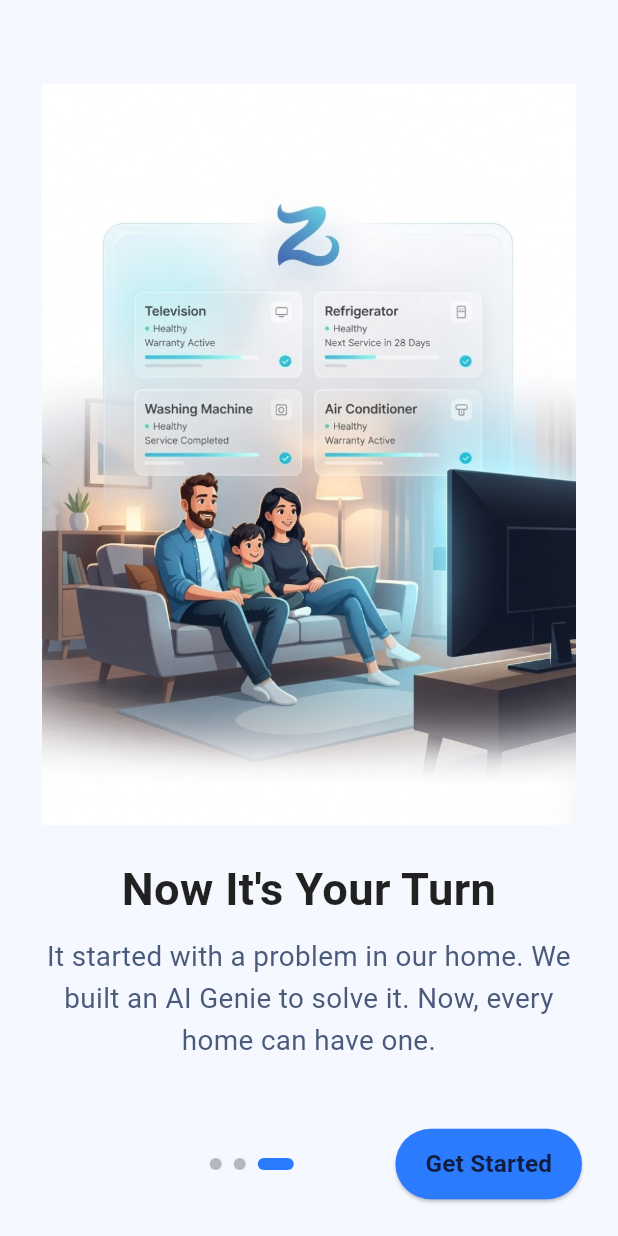
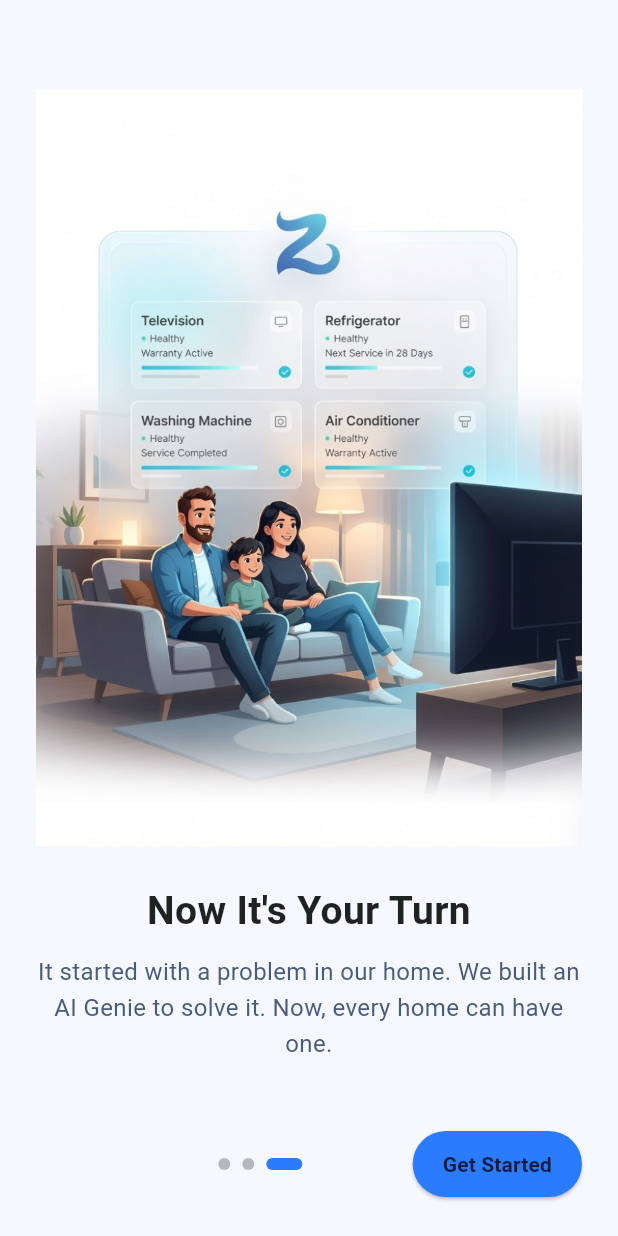
Before and after one commit to zhini-co-in/ZhiniApp, a Flutter app: the screen it shows after launch, swiped to page 3, on a phone screen of 412 x 824 dp. Run offline on Flutter 3.47's test engine with Material 3 defaults, Android fonts, the phone set to English and light mode, and no system bars; our stand-ins replace after_layout, camera, country_code_picker, device_info_plus, firebase_auth, firebase_core and 10 more; missing offline and left inert: country_flags, fuzzywuzzy, gal, google_mlkit_text_recognition, in_app_update and 3 more; accounts and stored records are empty; network calls fail.

Commit message:
UI changes

```diff
--- a/lib/main.dart
+++ b/lib/main.dart
@@ -56,6 +56,7 @@ void main() async {
   await Hive.openBox('session');
 
   await ThemeController.load(); // saved Light / Dark mode
+  await TextScaleController.init();
   ThemeController.notifier.addListener(() {
     WidgetsBinding.instance.addPostFrameCallback((_) {
       WidgetsBinding.instance.reassembleApplication();
@@ -115,9 +116,13 @@ class MyApp extends StatelessWidget {
   return ValueListenableBuilder<FontSizeOption>(
     valueListenable: TextScaleController.notifier,
     builder: (context, option, _) {
+      final mq = MediaQuery.of(context);
+      final system = mq.textScaler.scale(1.0);
       return MediaQuery(
-                  data: MediaQuery.of(context).copyWith(
-                    textScaler: TextScaler.linear(TextScaleController.scaleOf(option)),
+        data: mq.copyWith(
+          textScaler: TextScaler.linear(
+            (system * TextScaleController.scaleOf(option)).clamp(0.8, 1.6),
+          ),
         ),
         child: child!,
       );
--- a/lib/profile_tab.dart
+++ b/lib/profile_tab.dart
@@ -1740,7 +1740,7 @@ SizedBox(
             children: [
               chip('Small', FontSizeOption.small),
               const SizedBox(width: 8),
-              chip('Default', FontSizeOption.normal),
+              chip('Medium', FontSizeOption.normal),
               const SizedBox(width: 8),
               chip('Large', FontSizeOption.large),
             ],
--- a/lib/theme/text_scale_controller.dart
+++ b/lib/theme/text_scale_controller.dart
@@ -1,22 +1,43 @@
 import 'package:flutter/foundation.dart';
+import 'package:shared_preferences/shared_preferences.dart';
 
 enum FontSizeOption { small, normal, large }
 
 class TextScaleController {
-  // Always Default la start aagum
+  static const _key = 'font_size_option';
+
+  // First install -> Small
   static final ValueNotifier<FontSizeOption> notifier =
-      ValueNotifier(FontSizeOption.normal);
+      ValueNotifier(FontSizeOption.small);
 
   static double scaleOf(FontSizeOption o) {
     switch (o) {
       case FontSizeOption.small:
         return 1.0;
-      case FontSizeOption.normal:
+      case FontSizeOption.normal: // UI-la "Medium"
         return 1.16;
       case FontSizeOption.large:
         return 1.3;
     }
   }
 
-  static void set(FontSizeOption o) => notifier.value = o;
+  static Future<void> init() async {
+    try {
+      final prefs = await SharedPreferences.getInstance();
+      final saved = prefs.getString(_key);
+      notifier.value = FontSizeOption.values.firstWhere(
+        (o) => o.name == saved,
+        orElse: () => FontSizeOption.small,
+      );
+    } catch (e) {
+      debugPrint('TextScale init error: $e');
+    }
+  }
+
+  static void set(FontSizeOption o) {
+    notifier.value = o;
+    SharedPreferences.getInstance()
+        .then((p) => p.setString(_key, o.name))
+        .catchError((e) => debugPrint('TextScale save error: $e'));
+  }
 }
--- a/pubspec.yaml
+++ b/pubspec.yaml
@@ -28,7 +28,7 @@ dependencies:
   geolocator: ^13.0.1
   fuzzywuzzy: ^1.2.0
   http: ^1.2.0
-  shared_preferences: ^2.2.2
+  shared_preferences: ^2.5.6
   url_launcher: ^6.3.3
   hive_ce: ^2.10.0
   hive_ce_flutter: ^2.3.0
```
Also changed, not shown: lib/home_tab.dart (+135 -69 lines), lib/services/api_client.dart (+14 -7 lines), lib/widgets/service_group_card.dart (+19 -6 lines), pubspec.lock, 3 other files. Lines whose indentation alone changed are shown as unchanged.
